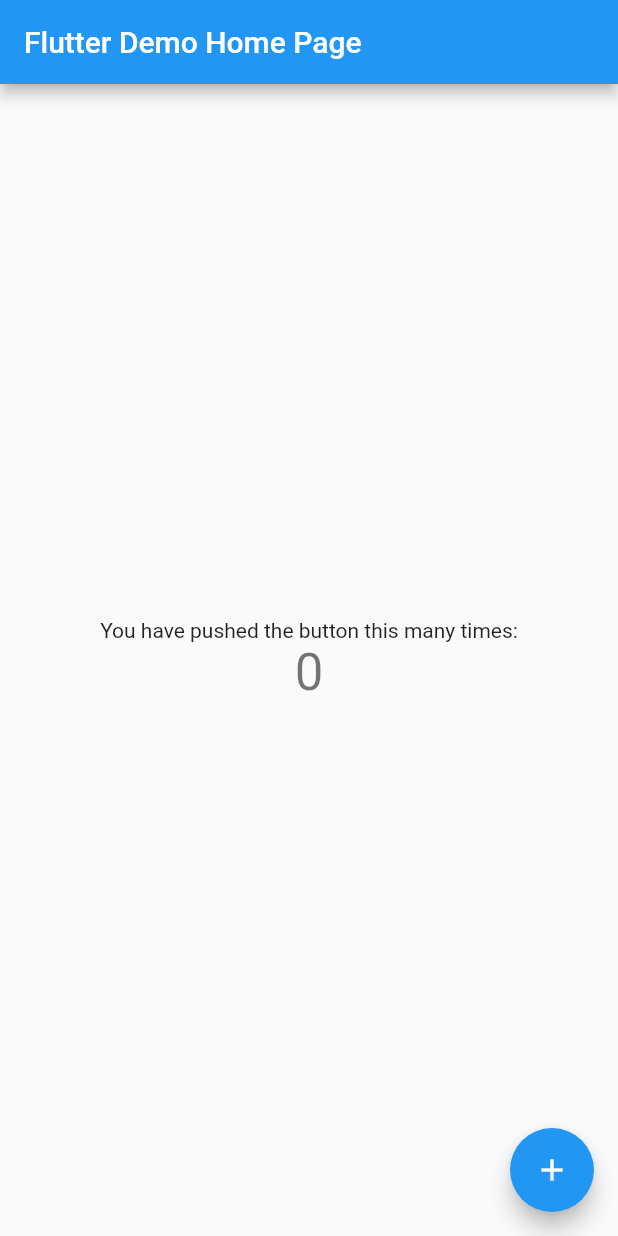
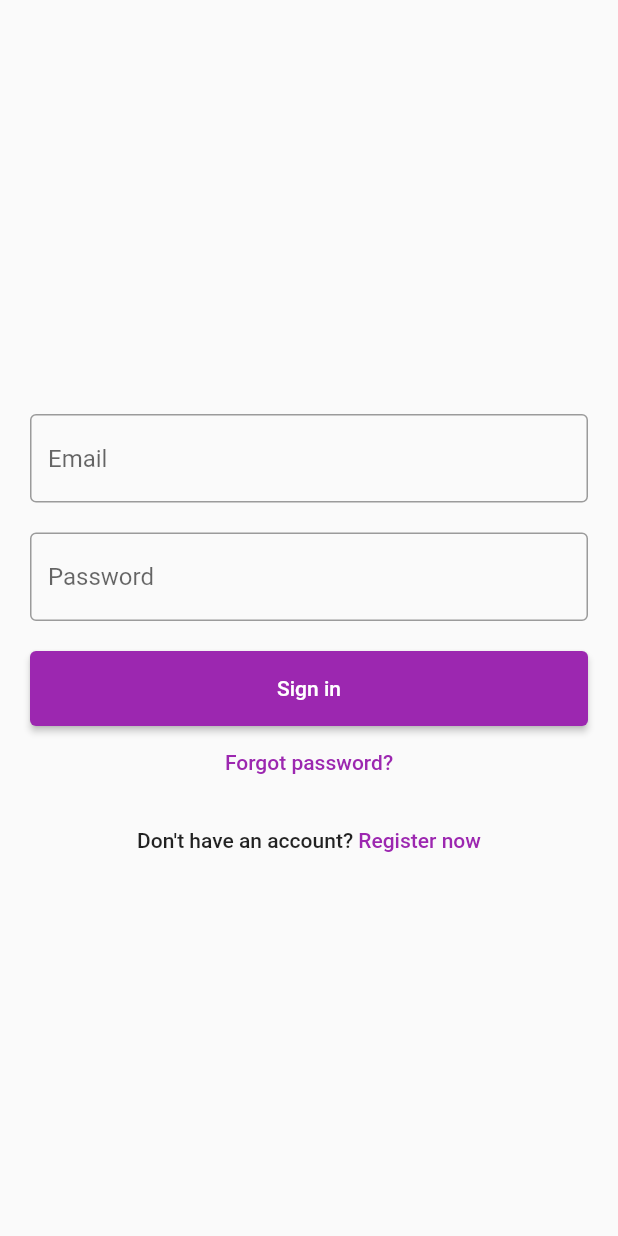
Before and after one commit to Cteq3132/screen-limit, a Flutter app: the screen it shows after launch, on a phone screen of 412 x 824 dp. Run offline on Flutter 3.47's test engine with Material 2 defaults, Android fonts, the light colour scheme and no system bars; our stand-ins replace firebase_auth, firebase_core; accounts and stored records are empty.

Commit message:
:sparkles: (auth) Add authentification to app

```diff
--- /dev/null
+++ b/lib/auth.dart
@@ -0,0 +1,266 @@
+// Adapted from https://github.com/FirebaseExtended/flutterfire/tree/master/packages/firebase_auth/firebase_auth/example
+
+import 'package:firebase_auth/firebase_auth.dart';
+import 'package:flutter/gestures.dart';
+import 'package:flutter/material.dart';
+
+typedef OAuthSignIn = void Function();
+
+final FirebaseAuth _auth = FirebaseAuth.instance;
+
+/// Helper class to show a snackbar using the passed context.
+class ScaffoldSnackbar {
+  // ignore: public_member_api_docs
+  ScaffoldSnackbar(this._context);
+
+  /// The scaffold of current context.
+  factory ScaffoldSnackbar.of(BuildContext context) {
+    return ScaffoldSnackbar(context);
+  }
+
+  final BuildContext _context;
+
+  /// Helper method to show a SnackBar.
+  void show(String message) {
+    ScaffoldMessenger.of(_context)
+      ..hideCurrentSnackBar()
+      ..showSnackBar(
+        SnackBar(
+          content: Text(message),
+          behavior: SnackBarBehavior.floating,
+        ),
+      );
+  }
+}
+
+/// The mode of the current auth session, either [AuthMode.login] or [AuthMode.register].
+enum AuthMode { login, register }
+
+extension on AuthMode {
+  String get label => this == AuthMode.login ? 'Sign in' : 'Register';
+}
+
+/// Entrypoint example for various sign-in flows with Firebase.
+class AuthGate extends StatefulWidget {
+  const AuthGate({Key? key}) : super(key: key);
+
+  @override
+  State<StatefulWidget> createState() => _AuthGateState();
+}
+
+class _AuthGateState extends State<AuthGate> {
+  TextEditingController emailController = TextEditingController();
+  TextEditingController passwordController = TextEditingController();
+  TextEditingController phoneController = TextEditingController();
+
+  GlobalKey<FormState> formKey = GlobalKey<FormState>();
+  String error = '';
+  String verificationId = '';
+
+  AuthMode mode = AuthMode.login;
+
+  bool isLoading = false;
+
+  void setIsLoading() {
+    setState(() {
+      isLoading = !isLoading;
+    });
+  }
+
+  @override
+  Widget build(BuildContext context) {
+    return GestureDetector(
+      onTap: FocusScope.of(context).unfocus,
+      child: Scaffold(
+        body: Center(
+          child: SingleChildScrollView(
+            child: Center(
+              child: Padding(
+                padding: const EdgeInsets.symmetric(horizontal: 20),
+                child: SafeArea(
+                  child: Form(
+                    key: formKey,
+                    autovalidateMode: AutovalidateMode.onUserInteraction,
+                    child: ConstrainedBox(
+                      constraints: const BoxConstraints(maxWidth: 400),
+                      child: Column(
+                        mainAxisAlignment: MainAxisAlignment.center,
+                        children: [
+                          Visibility(
+                            visible: error.isNotEmpty,
+                            child: MaterialBanner(
+                              backgroundColor: Theme.of(context).errorColor,
+                              content: Text(error),
+                              actions: [
+                                TextButton(
+                                  onPressed: () {
+                                    setState(() {
+                                      error = '';
+                                    });
+                                  },
+                                  child: const Text(
+                                    'dismiss',
+                                    style: TextStyle(color: Colors.white),
+                                  ),
+                                )
+                              ],
+                              contentTextStyle:
+                                  const TextStyle(color: Colors.white),
+                              padding: const EdgeInsets.all(10),
+                            ),
+                          ),
+                          const SizedBox(height: 20),
+                          Column(
+                            children: [
+                              TextFormField(
+                                controller: emailController,
+                                decoration: const InputDecoration(
+                                  hintText: 'Email',
+                                  border: OutlineInputBorder(),
+                                ),
+                                validator: (value) =>
+                                    value != null && value.isNotEmpty
+                                        ? null
+                                        : 'Required',
+                              ),
+                              const SizedBox(height: 20),
+                              TextFormField(
+                                controller: passwordController,
+                                obscureText: true,
+                                decoration: const InputDecoration(
+                                  hintText: 'Password',
+                                  border: OutlineInputBorder(),
+                                ),
+                                validator: (value) =>
+                                    value != null && value.isNotEmpty
+                                        ? null
+                                        : 'Required',
+                              ),
+                            ],
+                          ),
+                          const SizedBox(height: 20),
+                          SizedBox(
+                            width: double.infinity,
+                            height: 50,
+                            child: ElevatedButton(
+                              onPressed: isLoading ? null : _emailAndPassword,
+                              child: isLoading
+                                  ? const CircularProgressIndicator.adaptive()
+                                  : Text(mode.label),
+                            ),
+                          ),
+                          TextButton(
+                            onPressed: _resetPassword,
+                            child: const Text('Forgot password?'),
+                          ),
+                          const SizedBox(height: 20),
+                          RichText(
+                            text: TextSpan(
+                              style: Theme.of(context).textTheme.bodyText1,
+                              children: [
+                                TextSpan(
+                                  text: mode == AuthMode.login
+                                      ? "Don't have an account? "
+                                      : 'You have an account? ',
+                                ),
+                                TextSpan(
+                                  text: mode == AuthMode.login
+                                      ? 'Register now'
+                                      : 'Click to login',
+                                  style: const TextStyle(color: Colors.purple),
+                                  recognizer: TapGestureRecognizer()
+                                    ..onTap = () {
+                                      setState(() {
+                                        mode = mode == AuthMode.login
+                                            ? AuthMode.register
+                                            : AuthMode.login;
+                                      });
+                                    },
+                                ),
+                              ],
+                            ),
+                          ),
+                        ],
+                      ),
+                    ),
+                  ),
+                ),
+              ),
+            ),
+          ),
+        ),
+      ),
+    );
+  }
+
+  Future _resetPassword() async {
+    String? email;
+    await showDialog(
+      context: context,
+      builder: (context) {
+        return AlertDialog(
+          actions: [
+            TextButton(
+              onPressed: () {
+                Navigator.of(context).pop();
+              },
+              child: const Text('Send'),
+            ),
+          ],
+          content: Column(
+            crossAxisAlignment: CrossAxisAlignment.start,
+            mainAxisSize: MainAxisSize.min,
+            children: [
+              const Text('Enter your email'),
+              const SizedBox(height: 20),
+              TextFormField(
+                onChanged: (value) {
+                  email = value;
+                },
+              ),
+            ],
+          ),
+        );
+      },
+    );
+
+    if (email != null) {
+      try {
+        await _auth.sendPasswordResetEmail(email: email!);
+        ScaffoldSnackbar.of(context).show('Password reset email is sent');
+      } catch (e) {
+        ScaffoldSnackbar.of(context).show('Error resetting');
+      }
+    }
+  }
+
+  Future<void> _emailAndPassword() async {
+    if (formKey.currentState?.validate() ?? false) {
+      setIsLoading();
+
+      try {
+        if (mode == AuthMode.login) {
+          await _auth.signInWithEmailAndPassword(
+            email: emailController.text,
+            password: passwordController.text,
+          );
+        } else if (mode == AuthMode.register) {
+          await _auth.createUserWithEmailAndPassword(
+            email: emailController.text,
+            password: passwordController.text,
+          );
+        }
+      } on FirebaseAuthException catch (e) {
+        setState(() {
+          error = '${e.message}';
+        });
+      } catch (e) {
+        setState(() {
+          error = '$e';
+        });
+      } finally {
+        setIsLoading();
+      }
+    }
+  }
+}
--- a/lib/main.dart
+++ b/lib/main.dart
@@ -1,121 +1,37 @@
+import 'package:firebase_auth/firebase_auth.dart';
 import 'package:flutter/material.dart';
 import 'package:firebase_core/firebase_core.dart';
+import 'package:screen_limit/auth.dart';
+import 'package:screen_limit/profile.dart';
 import 'firebase_options.dart';
 
-void main() async {
+Future<void> main() async {
   WidgetsFlutterBinding.ensureInitialized();
   await Firebase.initializeApp(
     options: DefaultFirebaseOptions.currentPlatform,
   );
-  runApp(const MyApp());
+  runApp(const ScreenLimitApp());
 }
 
-class MyApp extends StatelessWidget {
-  const MyApp({Key? key}) : super(key: key);
+class ScreenLimitApp extends StatelessWidget {
+  const ScreenLimitApp({Key? key}) : super(key: key);
 
-  // This widget is the root of your application.
   @override
   Widget build(BuildContext context) {
     return MaterialApp(
-      title: 'Flutter Demo',
-      theme: ThemeData(
-        // This is the theme of your application.
-        //
-        // Try running your application with "flutter run". You'll see the
-        // application has a blue toolbar. Then, without quitting the app, try
-        // changing the primarySwatch below to Colors.green and then invoke
-        // "hot reload" (press "r" in the console where you ran "flutter run",
-        // or simply save your changes to "hot reload" in a Flutter IDE).
-        // Notice that the counter didn't reset back to zero; the application
-        // is not restarted.
-        primarySwatch: Colors.blue,
+      title: 'Screen Limit App',
+      theme: ThemeData(primarySwatch: Colors.purple),
+      home: Scaffold(
+        body: StreamBuilder<User?>(
+          stream: FirebaseAuth.instance.authStateChanges(),
+          builder: (context, snapshot) {
+            if (snapshot.hasData) {
+              return const ProfilePage();
+            }
+            return const AuthGate();
+          },
+        ),
       ),
-      home: const MyHomePage(title: 'Flutter Demo Home Page'),
     );
   }
 }
-
-class MyHomePage extends StatefulWidget {
-  const MyHomePage({Key? key, required this.title}) : super(key: key);
-
-  // This widget is the home page of your application. It is stateful, meaning
-  // that it has a State object (defined below) that contains fields that affect
-  // how it looks.
-
-  // This class is the configuration for the state. It holds the values (in this
-  // case the title) provided by the parent (in this case the App widget) and
-  // used by the build method of the State. Fields in a Widget subclass are
-  // always marked "final".
-
-  final String title;
-
-  @override
-  State<MyHomePage> createState() => _MyHomePageState();
-}
-
-class _MyHomePageState extends State<MyHomePage> {
-  int _counter = 0;
-
-  void _incrementCounter() {
-    setState(() {
-      // This call to setState tells the Flutter framework that something has
-      // changed in this State, which causes it to rerun the build method below
-      // so that the display can reflect the updated values. If we changed
-      // _counter without calling setState(), then the build method would not be
-      // called again, and so nothing would appear to happen.
-      _counter++;
-    });
-  }
-
-  @override
-  Widget build(BuildContext context) {
-    // This method is rerun every time setState is called, for instance as done
-    // by the _incrementCounter method above.
-    //
-    // The Flutter framework has been optimized to make rerunning build methods
-    // fast, so that you can just rebuild anything that needs updating rather
-    // than having to individually change instances of widgets.
-    return Scaffold(
-      appBar: AppBar(
-        // Here we take the value from the MyHomePage object that was created by
-        // the App.build method, and use it to set our appbar title.
-        title: Text(widget.title),
-      ),
-      body: Center(
-        // Center is a layout widget. It takes a single child and positions it
-        // in the middle of the parent.
-        child: Column(
-          // Column is also a layout widget. It takes a list of children and
-          // arranges them vertically. By default, it sizes itself to fit its
-          // children horizontally, and tries to be as tall as its parent.
-          //
-          // Invoke "debug painting" (press "p" in the console, choose the
-          // "Toggle Debug Paint" action from the Flutter Inspector in Android
-          // Studio, or the "Toggle Debug Paint" command in Visual Studio Code)
-          // to see the wireframe for each widget.
-          //
-          // Column has various properties to control how it sizes itself and
-          // how it positions its children. Here we use mainAxisAlignment to
-          // center the children vertically; the main axis here is the vertical
-          // axis because Columns are vertical (the cross axis would be
-          // horizontal).
-          mainAxisAlignment: MainAxisAlignment.center,
-          children: <Widget>[
-            const Text(
-              'You have pushed the button this many times:',
-            ),
-            Text(
-              '$_counter',
-              style: Theme.of(context).textTheme.headline4,
-            ),
-          ],
-        ),
-      ),
-      floatingActionButton: FloatingActionButton(
-        onPressed: _incrementCounter,
-        tooltip: 'Increment',
-        child: const Icon(Icons.add),
-      ), // This trailing comma makes auto-formatting nicer for build methods.
-    );
-  }
-}
```
Also changed, not shown: lib/profile.dart (added, +42 -0 lines), 1 other file.
